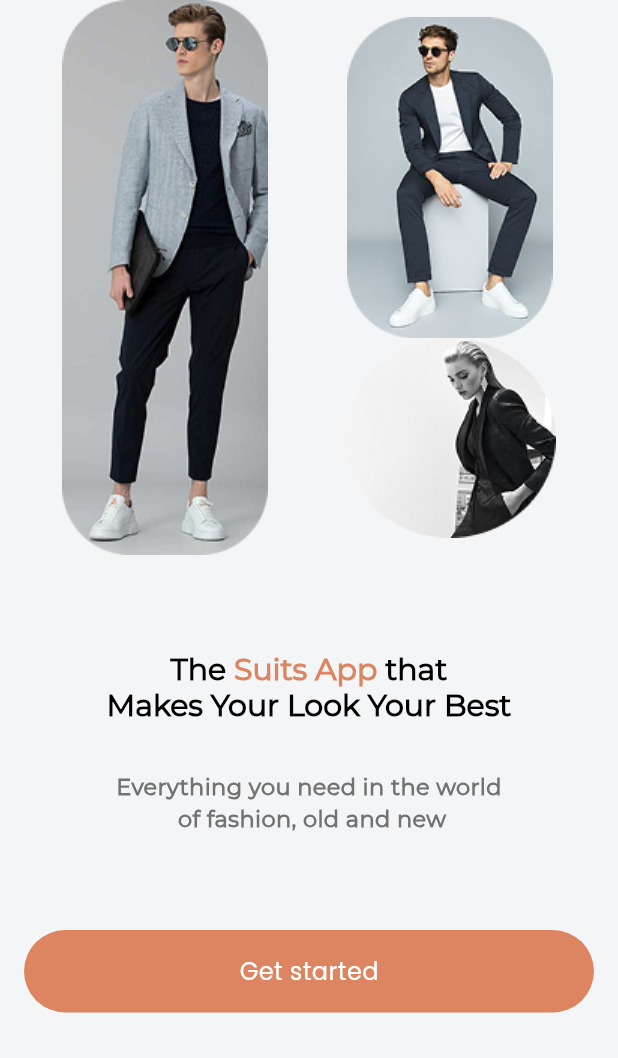
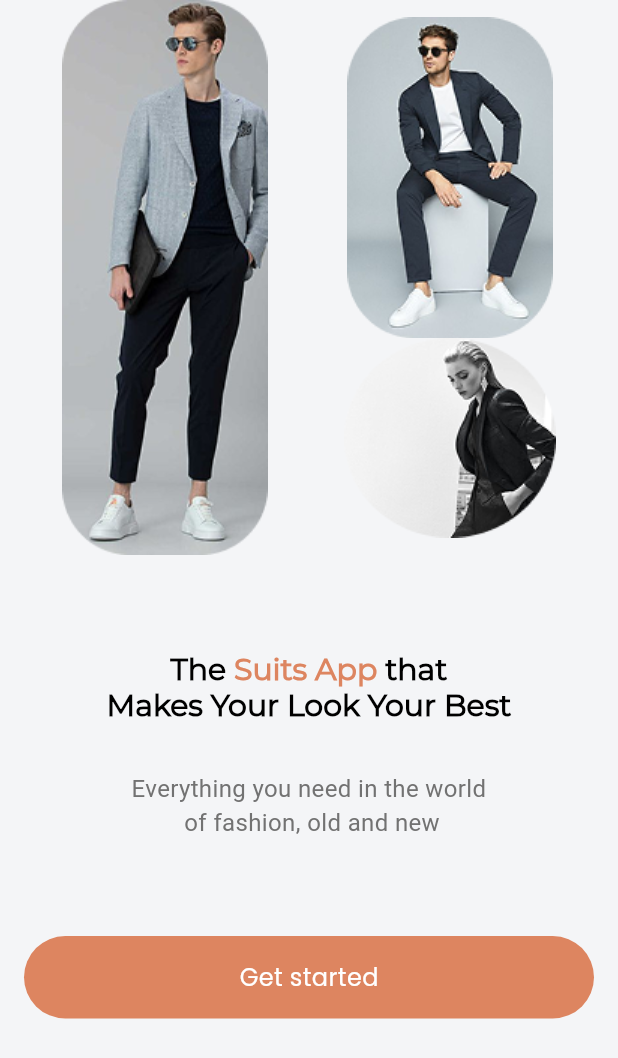
Before and after one commit to MahmoudDahy11/suits, a Flutter app: the GetStarted screen opened by its route, on a phone screen of 412 x 824 dp. Shown: the top 1058 px of the screen. Run offline on Flutter 3.47's test engine with Material 3 defaults, Android fonts, the light colour scheme and no system bars; our stand-ins replace awesome_dialog, bloc, cloud_firestore, dartz, dio, equatable and 6 more; missing offline and left inert: mailer; accounts and stored records are empty; Roboto replaces fonts that are missing (Inter_28pt).

Commit message:
add some fonts

```diff
--- a/lib/core/utils/app_text_style.dart
+++ b/lib/core/utils/app_text_style.dart
@@ -14,15 +14,45 @@
     fontWeight: FontWeight.w700,
     fontFamily: fontFamily2,
   );
+  static const style24BoldBlack = TextStyle(
+    color: Color(0xff101623),
+    fontSize: 24,
+    fontWeight: FontWeight.w700,
+    fontFamily: fontFamily3,
+  );
+  static const style18BoldBlack = TextStyle(
+    color: Color(arrowIconColor),
+    fontSize: 18,
+    fontWeight: FontWeight.w700,
+    fontFamily: fontFamily2,
+  );
   static const style20BoldPrimaryColor = TextStyle(
     color: Color(primaryColor),
     fontSize: 20,
     fontWeight: FontWeight.w700,
     fontFamily: fontFamily2,
   );
+  static const style12BoldPrimaryColor = TextStyle(
+    color: Color(primaryColor),
+    fontSize: 12,
+    fontWeight: FontWeight.w500,
+    fontFamily: fontFamily3,
+  );
+  static const style15BoldPrimaryColor = TextStyle(
+    color: Color(primaryColor),
+    fontSize: 15,
+    fontWeight: FontWeight.w600,
+    fontFamily: fontFamily3,
+  );
   static const style15SemiBoldGrey = TextStyle(
     color: Color(0xff727272),
-    fontSize: 15,
+    fontSize: 16,
+    fontWeight: FontWeight.w400,
+    fontFamily: fontFamily3,
+  );
+  static const style12SemiBoldBlack = TextStyle(
+    color: Colors.black,
+    fontSize: 12,
     fontWeight: FontWeight.w600,
     fontFamily: fontFamily2,
   );
@@ -32,4 +62,22 @@
     fontWeight: FontWeight.w400,
     fontFamily: fontFamily,
   );
+  static const style14RegularGrey = TextStyle(
+    color: Color(0xff3B4453),
+    fontSize: 14,
+    fontWeight: FontWeight.w400,
+    fontFamily: fontFamily3,
+  );
+  static const style14RegularPrimary = TextStyle(
+    color: Color(primaryColor),
+    fontSize: 14,
+    fontWeight: FontWeight.w400,
+    fontFamily: fontFamily3,
+  );
+  static const style16SemiBoldBlack = TextStyle(
+    color: Colors.black,
+    fontSize: 16,
+    fontWeight: FontWeight.w600,
+    fontFamily: fontFamily3,
+  );
 }
```
